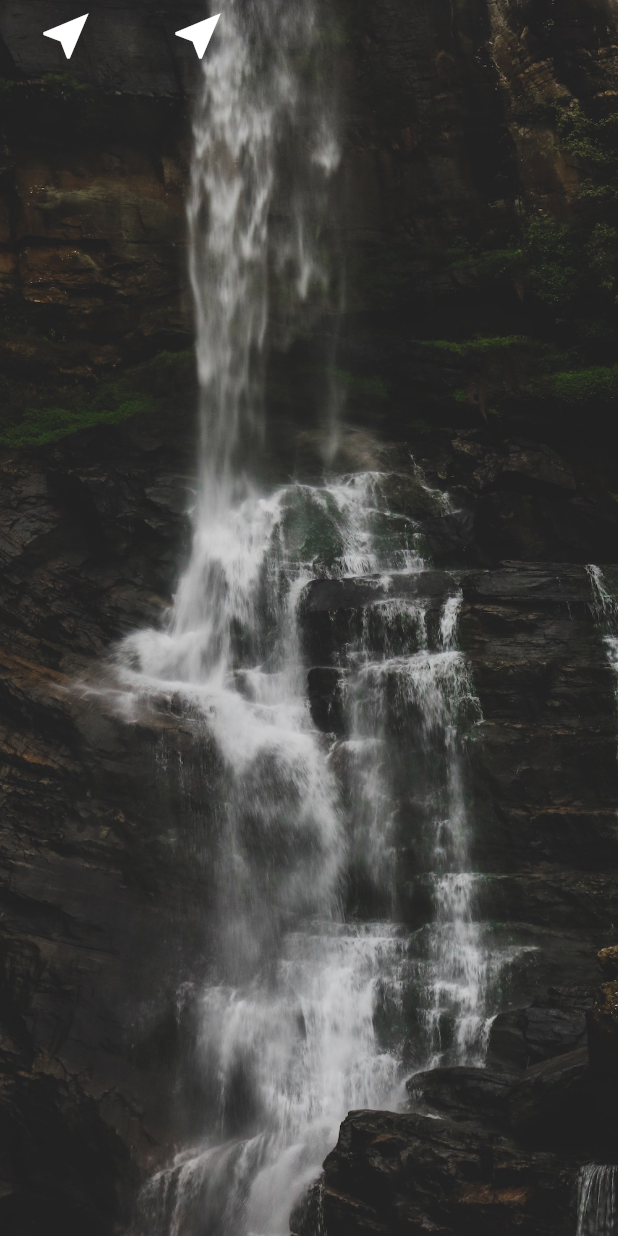
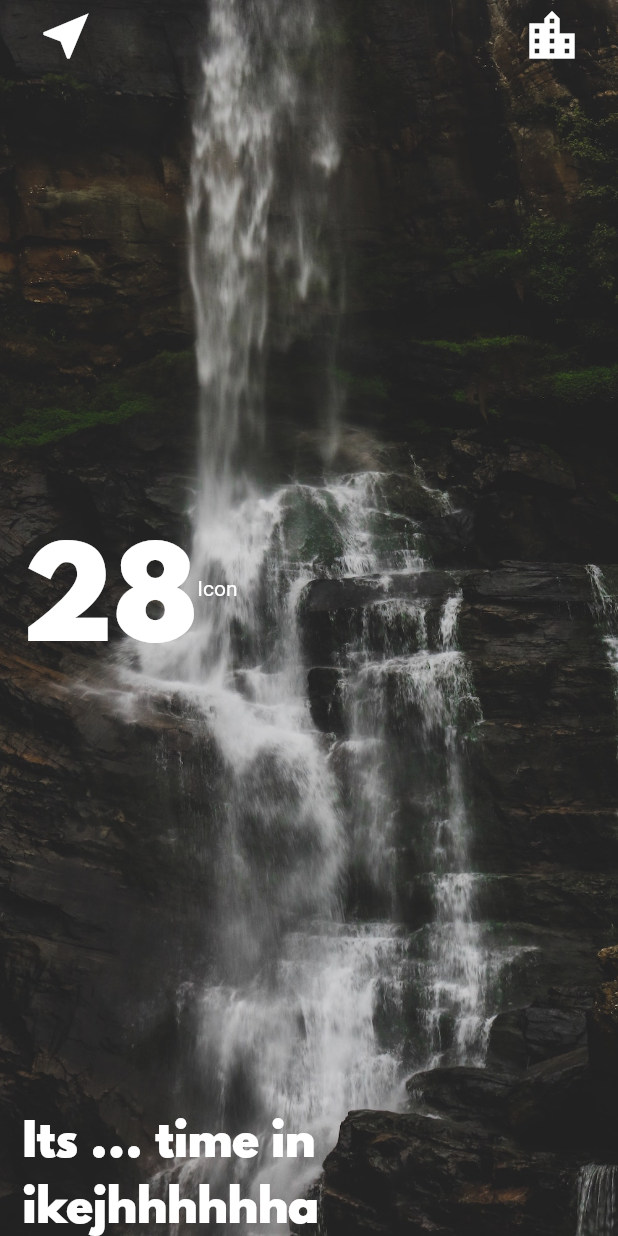
Before and after one commit to bukunmialuko/Xaea104, a Flutter app: the LocationScreen screen opened directly, after a tap on the "near me" icon, on a phone screen of 412 x 824 dp. Run offline on Flutter 3.47's test engine with Material 2 defaults, Android fonts, the phone set to English and light mode, and no system bars; our stand-ins replace flutter_spinkit.

Commit message:
Worked on the location screen

```diff
--- a/lib/main.dart
+++ b/lib/main.dart
@@ -1,4 +1,5 @@
 import 'package:flutter/material.dart';
+import 'package:xaea104/screens/city_screen.dart';
 import 'package:xaea104/screens/location_screen.dart';
 
 void main() {
@@ -11,7 +12,7 @@ class MyApp extends StatelessWidget {
     return MaterialApp(
       title: 'Flutter Demo',
       theme: ThemeData.dark(),
-      home: LocationScreen(),
+      home: CityScreen(),
     );
   }
 }
--- /dev/null
+++ b/lib/screens/city_screen.dart
@@ -0,0 +1,2 @@
+
+git
--- a/lib/screens/location_screen.dart
+++ b/lib/screens/location_screen.dart
@@ -1,4 +1,6 @@
+import 'package:flutter/cupertino.dart';
 import 'package:flutter/material.dart';
+import 'package:xaea104/utilities/constants.dart';
 
 class LocationScreen extends StatefulWidget {
   @override
@@ -24,21 +26,40 @@ class _LocationScreenState extends State<LocationScreen> {
             crossAxisAlignment: CrossAxisAlignment.stretch,
             children: [
               Row(
+                mainAxisAlignment: MainAxisAlignment.spaceBetween,
                 children: [
                   FlatButton(onPressed: (){
-                    print("Clickd");
+                    print("Clicked near_me");
                   }, child: Icon(
                     Icons.near_me,
                     size: 40.0,
                   )),
                   FlatButton(onPressed: (){
-                    print("Clickd");
+                    print("Clicked location_city");
                   }, child: Icon(
-                    Icons.near_me,
+                    Icons.location_city,
                     size: 40.0,
                   ))
                 ],
-              )
+              ),
+
+              Padding(padding: EdgeInsets.only(left: 15),
+              child: Row(
+                children: [
+                  Text(
+                    "28", style: KTempTextStyle
+                  ),
+                  Text(
+                      "Icon")
+                ],
+              ),
+              ),
+
+              Padding(padding: EdgeInsets.only(left: 15),
+              child: Text(
+                "Its ... time in ikejhhhhhha",
+                 style: KMessageTextStyle
+              ),)
             ],
           ),
         ),
--- /dev/null
+++ b/lib/utilities/constants.dart
@@ -0,0 +1,11 @@
+import 'package:flutter/material.dart';
+
+const KTempTextStyle = TextStyle(
+    fontFamily: "Spartan MB",
+    fontSize: 80
+);
+
+const KMessageTextStyle = TextStyle(
+    fontFamily: "Spartan MB",
+    fontSize: 30
+);
```
